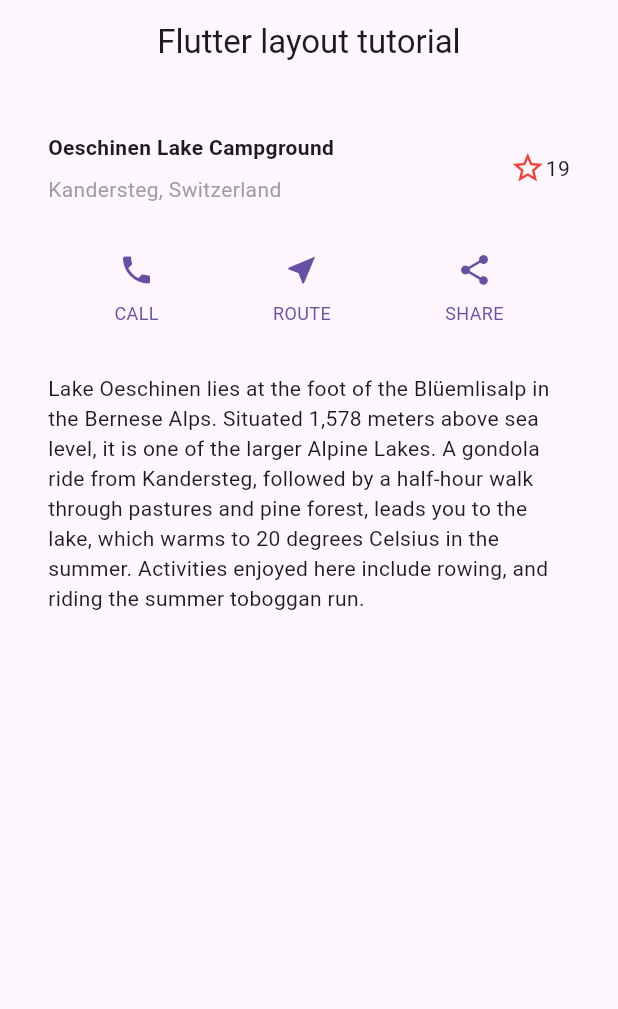
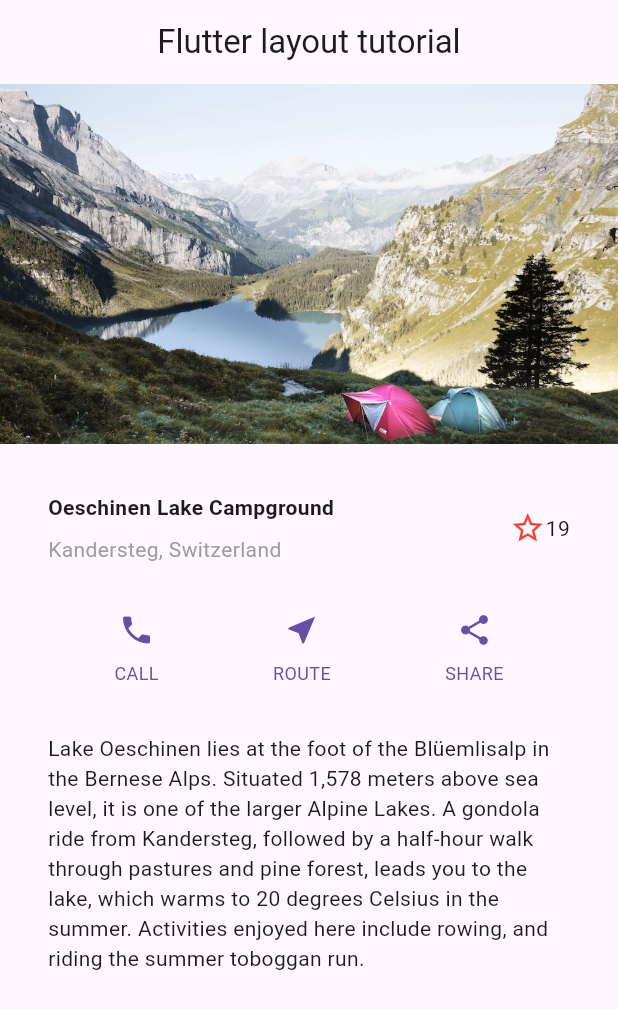
Before and after one commit to li-kuan-gi/flutter-layout-tutorial, a Flutter app: the screen it shows after launch, on a phone screen of 412 x 824 dp. Shown: the top 1009 px of the screen. Run offline on Flutter 3.47's test engine with Material 3 defaults, Android fonts, the phone set to English and light mode, and no system bars.

```diff
--- a/lib/main.dart
+++ b/lib/main.dart
@@ -20,17 +20,23 @@ class MyApp extends StatelessWidget {
             child: Text(appTitle),
           ),
         ),
-        body: const SingleChildScrollView(
+        body: SingleChildScrollView(
           child: Column(
             children: [
-              TitleSection(
+              Image.asset(
+                'images/lake.jpg',
+                width: 600,
+                height: 240,
+                fit: BoxFit.cover,
+              ),
+              const TitleSection(
                 name: 'Oeschinen Lake Campground',
                 location: 'Kandersteg, Switzerland',
                 isFavorite: false,
                 totalFavorites: 19,
               ),
-              ButtonSection(),
-              Padding(
+              const ButtonSection(),
+              const Padding(
                 padding: EdgeInsets.all(32),
                 child: Text(
                   'Lake Oeschinen lies at the foot of the Blüemlisalp in the '
--- a/pubspec.yaml
+++ b/pubspec.yaml
@@ -57,6 +57,8 @@ flutter:
   # included with your application, so that you can use the icons in
   # the material Icons class.
   uses-material-design: true
+  assets:
+    - images/lake.jpg
 
   # To add assets to your application, add an assets section, like this:
   # assets:
```
Also changed, not shown: images/lake.jpg (added).
